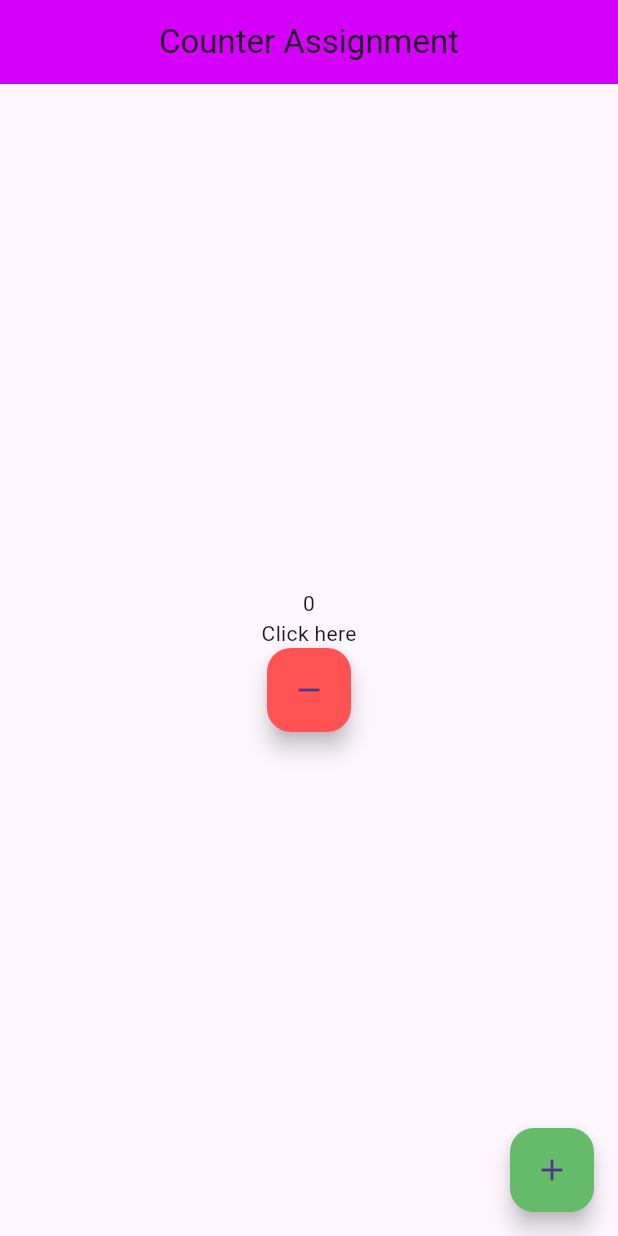
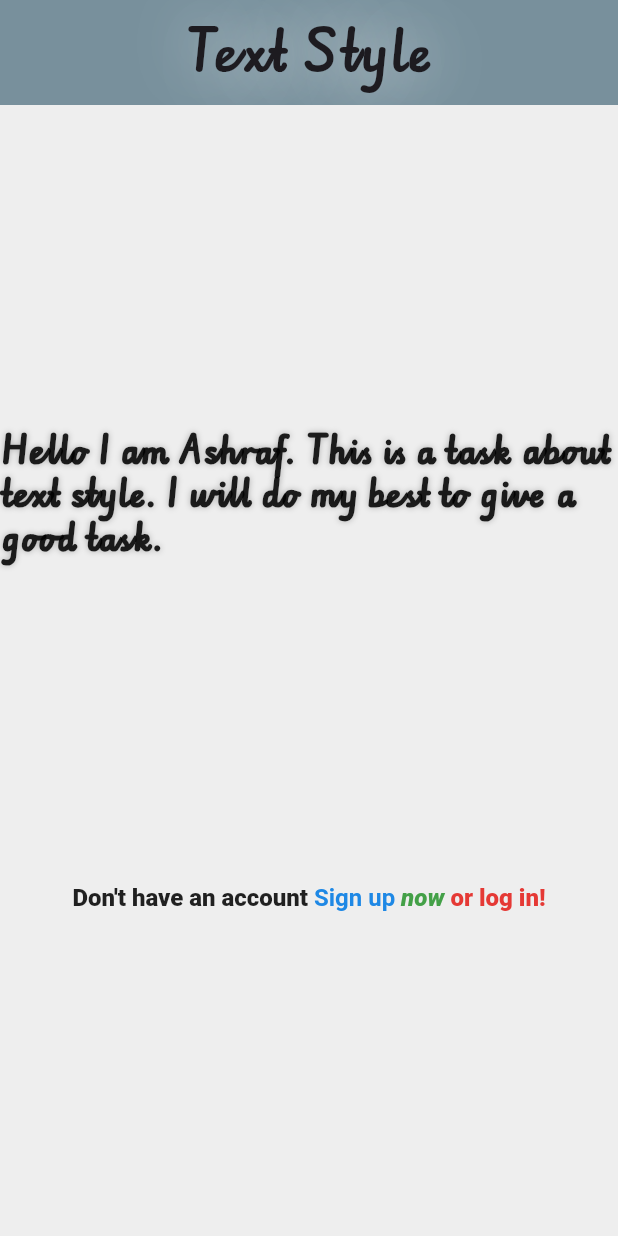
Before and after one commit to ashraf1232fasd/flutter_firsttest, a Flutter app: the screen it shows after launch, on a phone screen of 412 x 824 dp. Run offline on Flutter 3.47's test engine with Material 3 defaults, Android fonts, the phone set to English and light mode, and no system bars.

Commit message:
Update screen1.dart

```diff
--- a/lib/screen1.dart
+++ b/lib/screen1.dart
@@ -1,54 +1,92 @@
 import 'package:flutter/material.dart';
 
+class MyApp extends StatelessWidget {
+  const MyApp({super.key});
 
-class MyApp extends StatefulWidget {
-  const MyApp({super.key});
-@override
-  State<StatefulWidget> createState() {
-    return  _MyApp();
-  }
-
-
-}
-class _MyApp extends State<MyApp>{
-  int counter = 0;
   @override
   Widget build(BuildContext context) {
-      increaseCounter(){
-        setState(() {
-          counter++;
-
-        });
-    }
-      decreaseCounter(){
-        setState(() {
-          counter--;
-        });
-      }
     return Scaffold(
       appBar: AppBar(
-        backgroundColor: Colors.purpleAccent.shade400 ,
-        title: Center(child: Text('Counter Assignment')),
+        toolbarHeight: 70,
+        backgroundColor: Colors.blueGrey[400],
+        title: Center(
+          child: Text(
+            'Text Style',
+            style: TextStyle(
+              fontSize: 30,
+              letterSpacing: 2,
+              fontWeight: FontWeight.bold,
+              fontFamily: 'Font1',
+              shadows: <Shadow>[
+                Shadow(
+                  blurRadius: 50,
+                  color: Colors.white70,
+                ),
+              ],
+            ),
+          ),
+        ),
       ),
-      body: Center(
-        child: Column(
-          mainAxisAlignment: MainAxisAlignment.center,
-          children: [
-            Text('$counter'),
-            Text('Click here'),
+      backgroundColor: Colors.grey[200],
+      body: Column(
+        mainAxisAlignment: MainAxisAlignment.spaceEvenly,
+        children: [
+          Text(
+            'Hello I am Ashraf. This is a task about text style. I will do my best to give a good task.',
+            style: TextStyle(
+              fontSize: 20,
+              letterSpacing: 1,
+              fontWeight: FontWeight.w900,
+              fontFamily: 'Font1',
 
-FloatingActionButton(onPressed:decreaseCounter,
-  backgroundColor: Colors.redAccent.shade200,
-  child:
-  Icon(Icons.remove),
-)
-        ],),
+              shadows: <Shadow>[
+                Shadow(
+                  blurRadius: 5,
+                  color: Colors.black26,
+                ),
+              ],
+              color: Colors.black87,
+            ),
+          ),
+          RichText(
+            text: TextSpan(
+              text: 'Don\'t have an account ',
+              style: TextStyle(
+                color: Colors.black87,
+                fontSize: 16,
+                fontWeight: FontWeight.w900,
+
+              ),
+              children: [
+                TextSpan(
+                  text: 'Sign up',
+                  style: TextStyle(
+                    color: Colors.blue[600],
+                    fontSize: 16,
+                    fontWeight: FontWeight.bold,
+                  ),
+                ),
+                TextSpan(
+                  text: ' now ',
+                  style: TextStyle(
+                    color: Colors.green[600],
+                    fontSize: 16,
+                    fontStyle: FontStyle.italic,
+                  ),
+                ),
+                TextSpan(
+                  text: 'or log in!',
+                  style: TextStyle(
+                    color: Colors.red[600],
+                    fontSize: 16,
+                    fontWeight: FontWeight.w900,
+                  ),
+                ),
+              ],
+            ),
+          ),
+        ],
       ),
-
-      floatingActionButton: FloatingActionButton(onPressed:increaseCounter,
-        backgroundColor: Colors.green.shade400,
-        child:
-        Icon(Icons.add),),
     );
   }
 }
```
